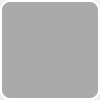
Qt form editor/src/main/view/ui/option.ui (JulianBiancardi/Wolfenstein-Taller1) before a commit.
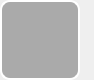
The same form after that commit.

Diff of the .ui file:
```diff
--- a/editor/src/main/view/ui/option.ui
+++ b/editor/src/main/view/ui/option.ui
@@ -9,8 +9,8 @@
    <rect>
     <x>0</x>
     <y>0</y>
-    <width>100</width>
-    <height>100</height>
+    <width>94</width>
+    <height>80</height>
    </rect>
   </property>
   <property name="sizePolicy">
@@ -21,14 +21,14 @@
   </property>
   <property name="minimumSize">
    <size>
-    <width>100</width>
-    <height>100</height>
+    <width>80</width>
+    <height>80</height>
    </size>
   </property>
   <property name="maximumSize">
    <size>
-    <width>100</width>
-    <height>100</height>
+    <width>94</width>
+    <height>80</height>
    </size>
   </property>
   <property name="baseSize">
@@ -43,30 +43,18 @@
   <property name="layoutDirection">
    <enum>Qt::LeftToRight</enum>
   </property>
-  <layout class="QFormLayout" name="formLayout">
-   <property name="horizontalSpacing">
-    <number>0</number>
-   </property>
-   <property name="verticalSpacing">
-    <number>0</number>
-   </property>
-   <property name="leftMargin">
-    <number>0</number>
-   </property>
-   <property name="topMargin">
-    <number>0</number>
-   </property>
-   <property name="rightMargin">
-    <number>0</number>
-   </property>
-   <property name="bottomMargin">
-    <number>0</number>
-   </property>
-   <item row="0" column="1">
     <widget class="QPushButton" name="OptionButton">
      <property name="enabled">
       <bool>true</bool>
      </property>
+   <property name="geometry">
+    <rect>
+     <x>0</x>
+     <y>0</y>
+     <width>80</width>
+     <height>80</height>
+    </rect>
+   </property>
      <property name="sizePolicy">
       <sizepolicy hsizetype="Expanding" vsizetype="Expanding">
        <horstretch>0</horstretch>
@@ -75,10 +63,19 @@
      </property>
      <property name="minimumSize">
       <size>
-       <width>100</width>
-       <height>100</height>
-      </size>
-     </property>
+     <width>80</width>
+     <height>80</height>
+    </size>
+   </property>
+   <property name="maximumSize">
+    <size>
+     <width>80</width>
+     <height>80</height>
+    </size>
+   </property>
+   <property name="toolTipDuration">
+    <number>0</number>
+   </property>
      <property name="styleSheet">
       <string notr="true">QPushButton#OptionButton{
 	background-color: rgb(170, 170, 170);
@@ -97,6 +94,10 @@
 	color: rgb(255, 255, 0);
 }
 
+QPushButton#QToolTip { 
+      background-color: white; 
+ }
+
 
 
 
@@ -116,8 +117,8 @@
      </property>
      <property name="iconSize">
       <size>
-       <width>80</width>
-       <height>80</height>
+     <width>60</width>
+     <height>60</height>
       </size>
      </property>
      <property name="checkable">
@@ -127,8 +128,6 @@
       <bool>false</bool>
      </property>
     </widget>
-   </item>
-  </layout>
  </widget>
  <resources>
   <include location="Resources.qrc"/>
```
Left out of the diff: 11 changed lines with no effect on the pictures. Lines whose indentation alone changed are shown as unchanged.
